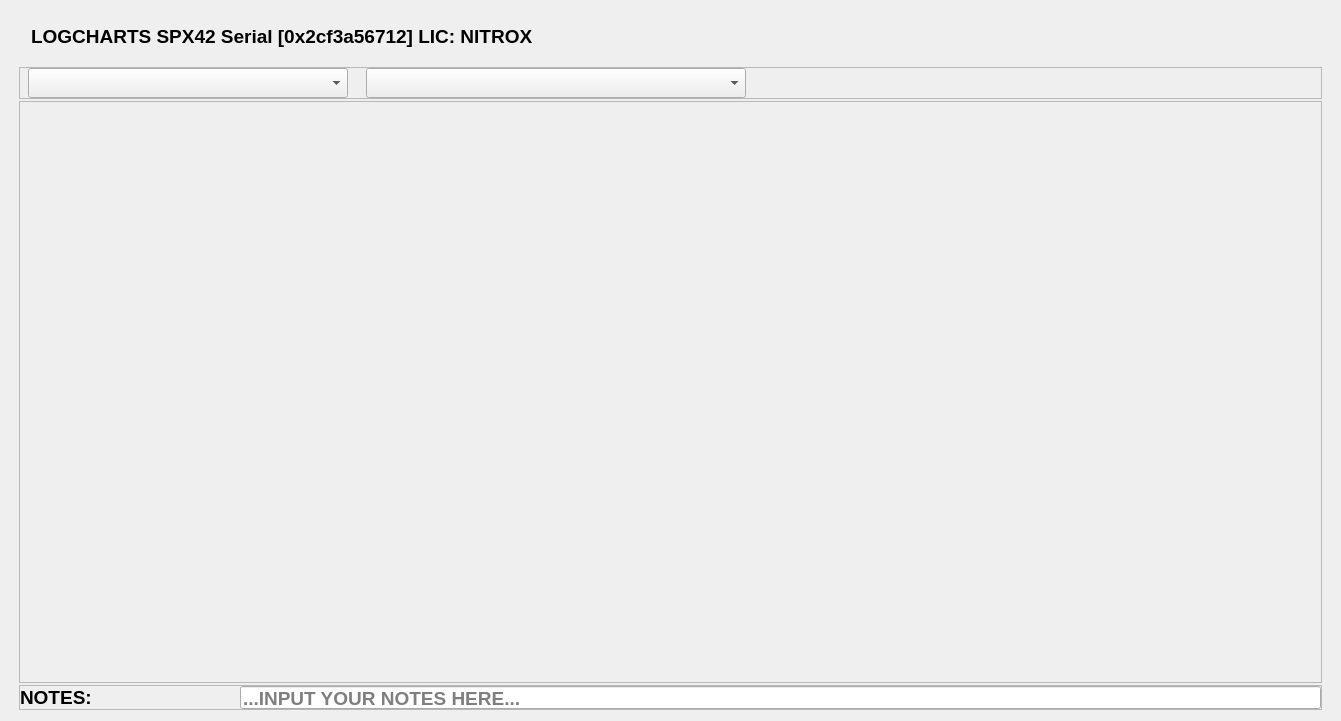
First picture: the form in src/ui/ChartsFragment.ui, repository dmarc0001/spx42Control, before the edit.
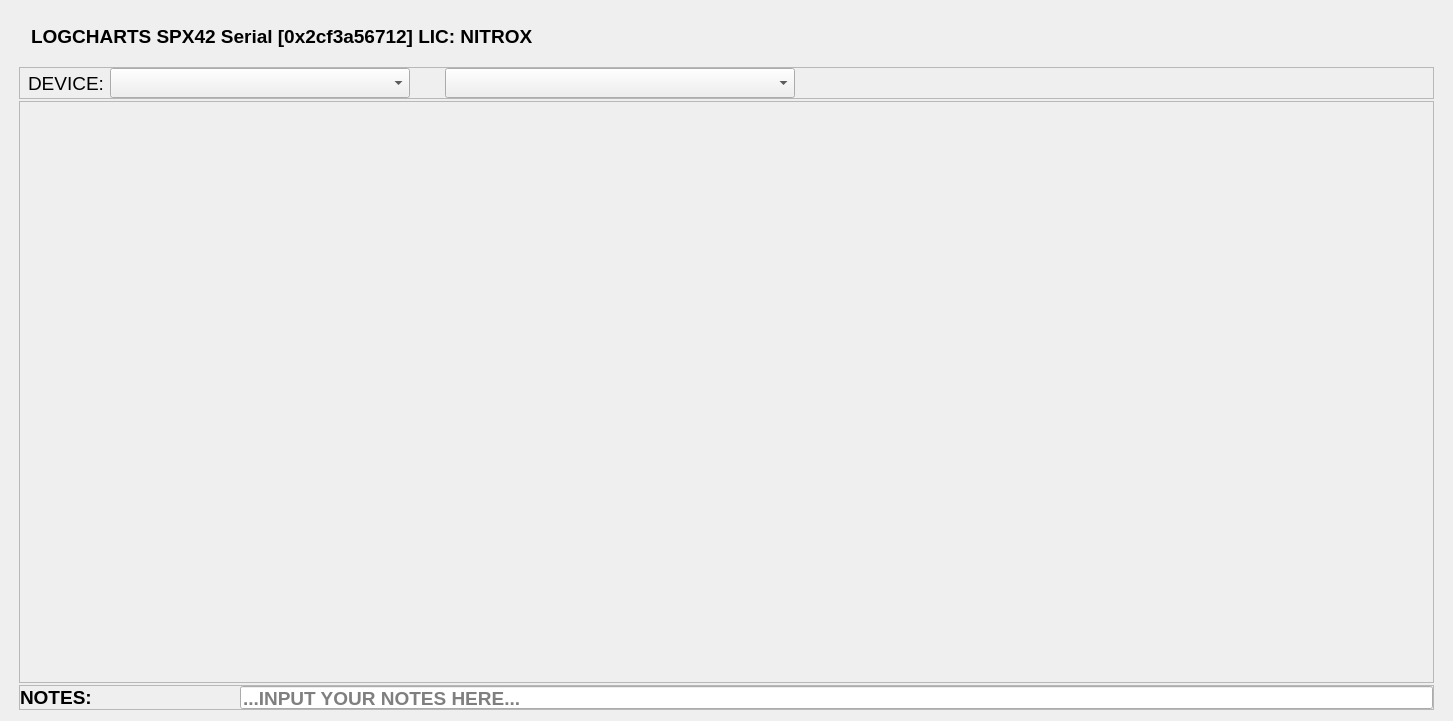
Second picture: the form after the edit.

The edit to the form file:
```diff
--- a/src/ui/ChartsFragment.ui
+++ b/src/ui/ChartsFragment.ui
@@ -6,7 +6,7 @@
    <rect>
     <x>0</x>
     <y>0</y>
-    <width>1341</width>
+    <width>1453</width>
     <height>721</height>
    </rect>
   </property>
@@ -159,11 +159,23 @@
          <property name="bottomMargin">
           <number>0</number>
          </property>
+         <item>
+          <widget class="QLabel" name="deviceNameLabel">
+           <property name="font">
+            <font>
+             <pointsize>14</pointsize>
+            </font>
+           </property>
+           <property name="text">
+            <string>DEVICE: </string>
+           </property>
+          </widget>
+         </item>
          <item>
           <widget class="QComboBox" name="deviceSelectComboBox">
            <property name="minimumSize">
             <size>
-             <width>320</width>
+             <width>300</width>
              <height>24</height>
             </size>
            </property>
@@ -208,7 +220,7 @@
           <widget class="QComboBox" name="diveSelectComboBox">
            <property name="minimumSize">
             <size>
-             <width>380</width>
+             <width>350</width>
              <height>24</height>
             </size>
            </property>
@@ -243,7 +255,7 @@
            </property>
            <property name="sizeHint" stdset="0">
             <size>
-             <width>567</width>
+             <width>120</width>
              <height>20</height>
             </size>
            </property>
```
